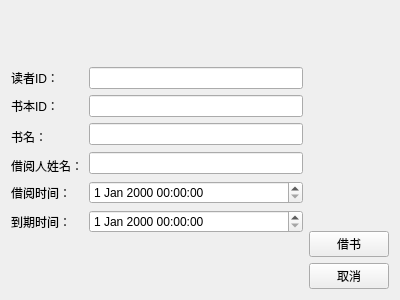
Above: borrowbookeditview.ui from CaiBiJiuDuoLian/QTCourseFinalWork before the change. Below: the same form after it.
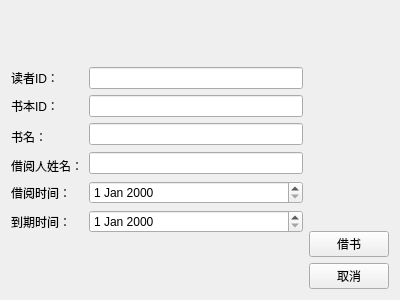
That is the form after the change.

Commit message: 完成了点击还书，自动将is_return字段设置为1，并且保存到数据库，刷新借还书页面，但借阅记录查询仍显示is_return字段为1的记录

Diff of the .ui file:
```diff
--- a/borrowbookeditview.ui
+++ b/borrowbookeditview.ui
@@ -82,9 +82,6 @@
          </property>
         </widget>
        </item>
-       <item row="6" column="1">
-        <widget class="QDateTimeEdit" name="dueTimeInput"/>
-       </item>
        <item row="5" column="0">
         <widget class="QLabel" name="borrowTime">
          <property name="text">
@@ -93,7 +90,10 @@
         </widget>
        </item>
        <item row="5" column="1">
-        <widget class="QDateTimeEdit" name="borrowTimeInput"/>
+        <widget class="QDateEdit" name="borrowTimeInput"/>
+       </item>
+       <item row="6" column="1">
+        <widget class="QDateEdit" name="dueTimeInput"/>
        </item>
       </layout>
      </item>
```
The commit also changes 2 other files.
